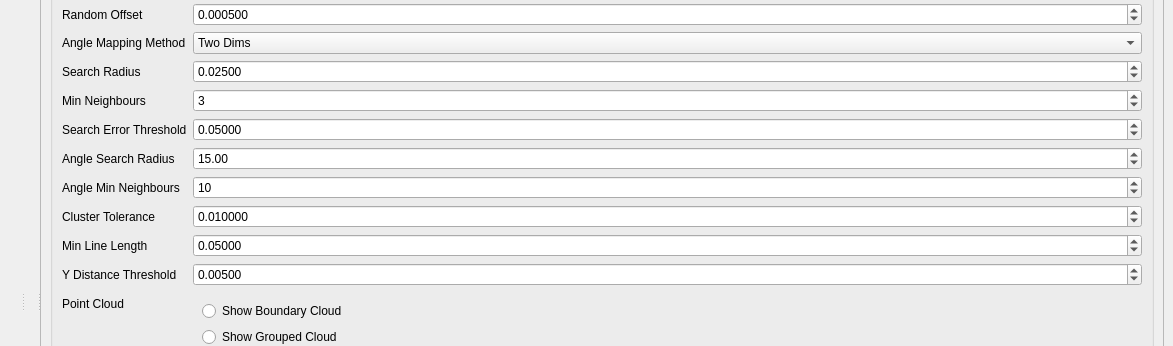
Before: the Qt Designer form src/ui/ToolWindowLineExtractor.ui in oneminute/RecFLS, drawn with Qt 5; both pictures show x 0 to 1173 and y 114 to 460 of the 1173 by 804 pixel window.
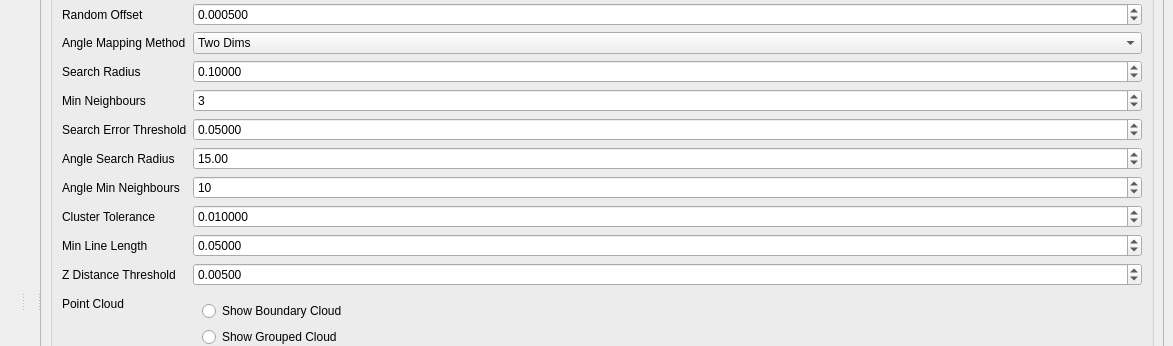
After: the same form once the commit is applied.

```diff
--- a/src/ui/ToolWindowLineExtractor.ui
+++ b/src/ui/ToolWindowLineExtractor.ui
@@ -70,7 +70,7 @@
          <rect>
           <x>0</x>
           <y>0</y>
-          <width>1037</width>
+          <width>1122</width>
           <height>717</height>
          </rect>
         </property>
@@ -143,7 +143,7 @@
                <double>0.000100000000000</double>
               </property>
               <property name="value">
-               <double>0.025000000000000</double>
+               <double>0.100000000000000</double>
               </property>
              </widget>
             </item>
@@ -349,7 +349,7 @@
             <item row="11" column="0">
              <widget class="QLabel" name="label_7">
               <property name="text">
-               <string>Y Distance Threshold</string>
+               <string>Z Distance Threshold</string>
               </property>
              </widget>
             </item>
```
Left out of the diff: 2 changed lines with no effect on the pictures.
